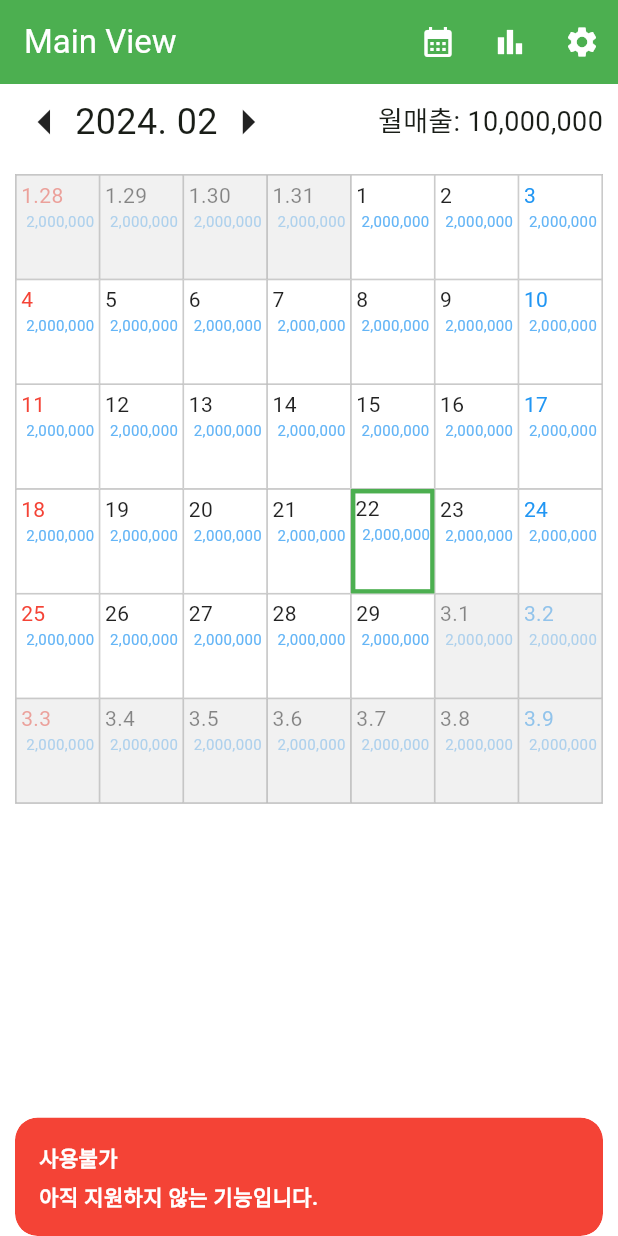
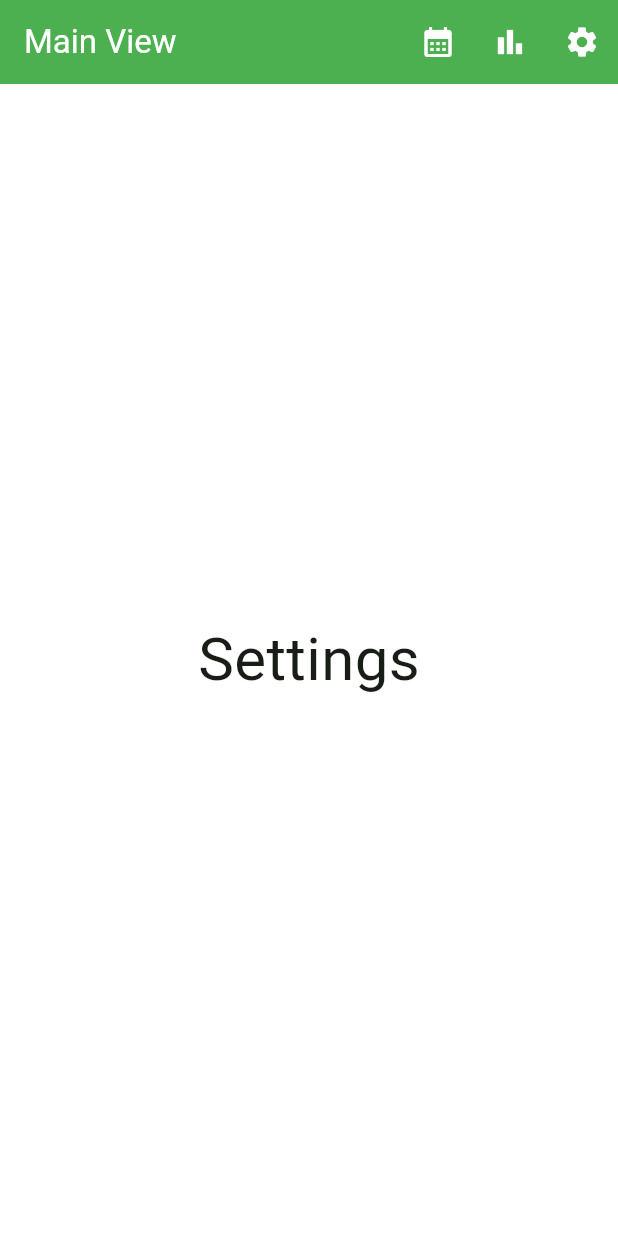
Before and after one commit to kanggo1111/hair_designer_sales_manage2, a Flutter app: the screen it shows once a user with an empty profile is signed in, after a tap on the "arrow left" icon, after a tap on the "arrow right" icon, after a tap on the "settings" icon, on a phone screen of 412 x 824 dp. Run offline on Flutter 3.47's test engine with Material 3 defaults, Android fonts, the phone set to English and light mode, and no system bars; our stand-ins replace firebase_auth, firebase_core, get; accounts and stored records are empty.

Commit message:
[devel] route #1
Deatails:
route #1

```diff
--- a/lib/view/calendar.dart
+++ b/lib/view/calendar.dart
@@ -18,7 +18,6 @@ class Calendar extends StatefulWidget {
 }
 
 class _CalendarState extends State<Calendar> {
-
   @override
   void initState() {
     // TODO: implement initState
@@ -50,7 +49,9 @@ class _CalendarState extends State<Calendar> {
   Widget build(BuildContext context) {
     calendarTodayBorderColor = Theme.of(context).colorScheme.primary;
 
-    return Column(
+    return Container(
+      color: Colors.white,
+      child: Column(
         children: [
           Padding(
             padding: const EdgeInsets.symmetric(horizontal: 10, vertical: 5),
@@ -87,20 +88,24 @@ class _CalendarState extends State<Calendar> {
                   ],
                 ),
                 // TODO:
-              Text('월매출: 10,000,000', style: TextStyle(fontSize: 18),),
+                Text(
+                  '월매출: 10,000,000',
+                  style: TextStyle(fontSize: 18),
+                ),
               ],
             ),
           ),
           CalendarTable(),
         ],
+      ),
     );
   }
 }
 
+/********** Function **********/
+
 int getStartingDay(int year, int month) {
-  switch (DateFormat('E')
-      .format(DateTime(year, month, 1))
-      .toUpperCase()) {
+  switch (DateFormat('E').format(DateTime(year, month, 1)).toUpperCase()) {
     case 'SUN':
       return 0;
     case 'MON':
@@ -120,22 +125,24 @@ int getStartingDay(int year, int month) {
   }
 }
 
-Widget CalendarTable(){
+/********** Widget **********/
+
+Widget CalendarTable() {
   int startingDay = getStartingDay(currentYear, currentMonth);
 
   return Container(
     margin: EdgeInsets.all(10),
     decoration: BoxDecoration(
-        border: Border.all(
-            color: calendarBorderColor, width: calendarBorderWidth)),
+        border:
+            Border.all(color: calendarBorderColor, width: calendarBorderWidth)),
     child: GridView.builder(
         shrinkWrap: true,
         gridDelegate: SliverGridDelegateWithFixedCrossAxisCount(
             crossAxisCount: 7, childAspectRatio: 0.8),
         itemCount: 42,
         itemBuilder: (context, index) {
-          String day = DateFormat('y-MM-dd').format(DateTime(
-              currentYear, currentMonth, 1 - startingDay + index));
+          String day = DateFormat('y-MM-dd').format(
+              DateTime(currentYear, currentMonth, 1 - startingDay + index));
           return DayContainer(day, index);
         }),
   );
@@ -148,19 +155,19 @@ Widget DayContainer(String day, int index) {
   bool needShadow = false;
   bool needTodayBorder = false;
 
-  if(index % 7 == 0){
+  if (index % 7 == 0) {
     dayColor = Colors.red;
-  }else if(index % 7 == 6){
+  } else if (index % 7 == 6) {
     dayColor = Colors.blue;
   }
 
-  if(day == DateFormat('y-MM-dd').format(now)){
+  if (day == DateFormat('y-MM-dd').format(now)) {
     needTodayBorder = true;
   }
 
   day = day.substring(5, day.length);
-  if(int.parse(day.substring(0, 2)) != currentMonth){
-    if(day.substring(0, 1) == '0'){
+  if (int.parse(day.substring(0, 2)) != currentMonth) {
+    if (day.substring(0, 1) == '0') {
       day = day.substring(1, day.length);
     }
     day = day.replaceAll('-0', '.').replaceAll('-', '.');
@@ -169,7 +176,7 @@ Widget DayContainer(String day, int index) {
     priceColor = priceColor.withOpacity(0.5);
 
     needShadow = true;
-  }else{
+  } else {
     dayText = int.parse(day.substring(3, 5)).toString();
   }
 
@@ -179,22 +186,32 @@ Widget DayContainer(String day, int index) {
         padding: needTodayBorder ? null : EdgeInsets.all(3),
         decoration: BoxDecoration(
             border: Border.all(
-                color: needTodayBorder ? calendarTodayBorderColor : calendarBorderColor,
-                width: needTodayBorder ? calendarTodayBorderWidth : calendarBorderWidth)),
+                color: needTodayBorder
+                    ? calendarTodayBorderColor
+                    : calendarBorderColor,
+                width: needTodayBorder
+                    ? calendarTodayBorderWidth
+                    : calendarBorderWidth)),
         child: Column(
           crossAxisAlignment: CrossAxisAlignment.start,
           children: [
-            Text(dayText, style: TextStyle(color: dayColor),),
+            Text(
+              dayText,
+              style: TextStyle(color: dayColor),
+            ),
             Row(
               mainAxisAlignment: MainAxisAlignment.end,
               children: [
-                Text('2,000,000', style: TextStyle(fontSize: 10, color: priceColor),),
+                Text(
+                  '2,000,000',
+                  style: TextStyle(fontSize: 10, color: priceColor),
+                ),
               ],
             ),
           ],
         ),
       ),
-      if(needShadow) Container(color: Colors.grey.withOpacity(0.15)),
+      if (needShadow) Container(color: Colors.grey.withOpacity(0.15)),
     ],
   );
 }
--- a/lib/view/main_view.dart
+++ b/lib/view/main_view.dart
@@ -1,33 +1,93 @@
 import 'package:flutter/material.dart';
+import 'package:get/get.dart';
 import 'package:hair_designer_sales_manage2/devel.dart';
 import 'package:hair_designer_sales_manage2/view/calendar.dart';
+import 'package:hair_designer_sales_manage2/view/settings.dart';
+import 'package:hair_designer_sales_manage2/view/statistics.dart';
 
 Color appBarContentColor = Colors.white;
 
 class MainView extends StatelessWidget {
-  const MainView({super.key});
+  MainView({super.key});
+
+  bool _isLoaded = true; // TODO:
+  final _navigatorKey = GlobalKey<NavigatorState>();
+
+  static const routeCalendar = "/";
+  static const routeStatistics = "/statistics";
+  static const routeSettings = "/settings";
+
+  static var prevRoute = routeCalendar;
+
+  Route _onGenerateRoute(RouteSettings setting) {
+    // TODO: set transition direction.
+    bool dir = false;
+    if(prevRoute == routeSettings){
+      dir = true;
+    }
+    prevRoute = setting.name!;
+
+    if (setting.name == routeCalendar) {
+      return GetPageRoute(
+        page: () => Calendar(),
+        transition: Transition.leftToRight,
+      );
+    } else if (setting.name == routeStatistics) {
+      return GetPageRoute(
+        page: () => Statistics(),
+        transition: dir ? Transition.leftToRight : Transition.rightToLeft,
+      );
+    }
+    else if (setting.name == routeSettings) {
+      return GetPageRoute(
+        page: () => Settings(),
+        transition: Transition.rightToLeft,
+      );
+    }
+    else {
+      throw Exception('Unknown route: ${setting.name}');
+    }
+  }
 
   @override
   Widget build(BuildContext context) {
     return Scaffold(
         appBar: AppBar(
           backgroundColor: Theme.of(context).primaryColor,
-        title: Text('Main View', style: TextStyle(color: appBarContentColor),),
+          title: Text(
+            'Main View',
+            style: TextStyle(color: appBarContentColor),
+          ),
           actions: [
-          IconButton(onPressed: () {
-            showSnackBar('아직 지원하지 않는 기능입니다.'); // TODO
-          }, icon: Icon(Icons.calendar_month, color: appBarContentColor,)),
-          IconButton(onPressed: () {
-            showSnackBar('아직 지원하지 않는 기능입니다.'); // TODO
-          }, icon: Icon(Icons.bar_chart_sharp, color: appBarContentColor)),
-          IconButton(onPressed: () {
-            showSnackBar('아직 지원하지 않는 기능입니다.'); // TODO
-
-          }, icon: Icon(Icons.settings, color: appBarContentColor)),
+            IconButton(
+                onPressed: () {
+                  Get.toNamed(routeCalendar, id: 1);
+                },
+                icon: Icon(
+                  Icons.calendar_month,
+                  color: appBarContentColor,
+                )),
+            IconButton(
+                onPressed: () {
+                  Get.toNamed(routeStatistics, id: 1);
+                },
+                icon: Icon(Icons.bar_chart_sharp, color: appBarContentColor)),
+            IconButton(
+                onPressed: () {
+                  Get.toNamed(routeSettings, id: 1);
+                },
+                icon: Icon(Icons.settings, color: appBarContentColor)),
           ],
         ),
         backgroundColor: Colors.white,
-      body: Calendar(),
-    );
+        body: _isLoaded
+            ? Navigator(
+                key: Get.nestedKey(1),
+                initialRoute: routeCalendar,
+                onGenerateRoute: _onGenerateRoute)
+            : Center(
+                child: Text(
+                    'LOADING INDICATOR'), /*SpinKitRing(color: Colors.indigo,),*/ //TODO:
+              ));
   }
 }
--- /dev/null
+++ b/lib/view/settings.dart
@@ -0,0 +1,20 @@
+import 'package:flutter/material.dart';
+
+class Settings extends StatelessWidget {
+  const Settings({super.key});
+
+  @override
+  Widget build(BuildContext context) {
+    return Row(
+      mainAxisAlignment: MainAxisAlignment.center,
+      children: [
+        Column(
+          mainAxisAlignment: MainAxisAlignment.center,
+          children: [
+            Text('Settings', style: TextStyle(fontSize: 40),)
+          ],
+        )
+      ],
+    );
+  }
+}
```
Also changed, not shown: lib/view/statistics.dart (added, +77 -0 lines), 1 other file. Lines whose indentation alone changed are shown as unchanged.
